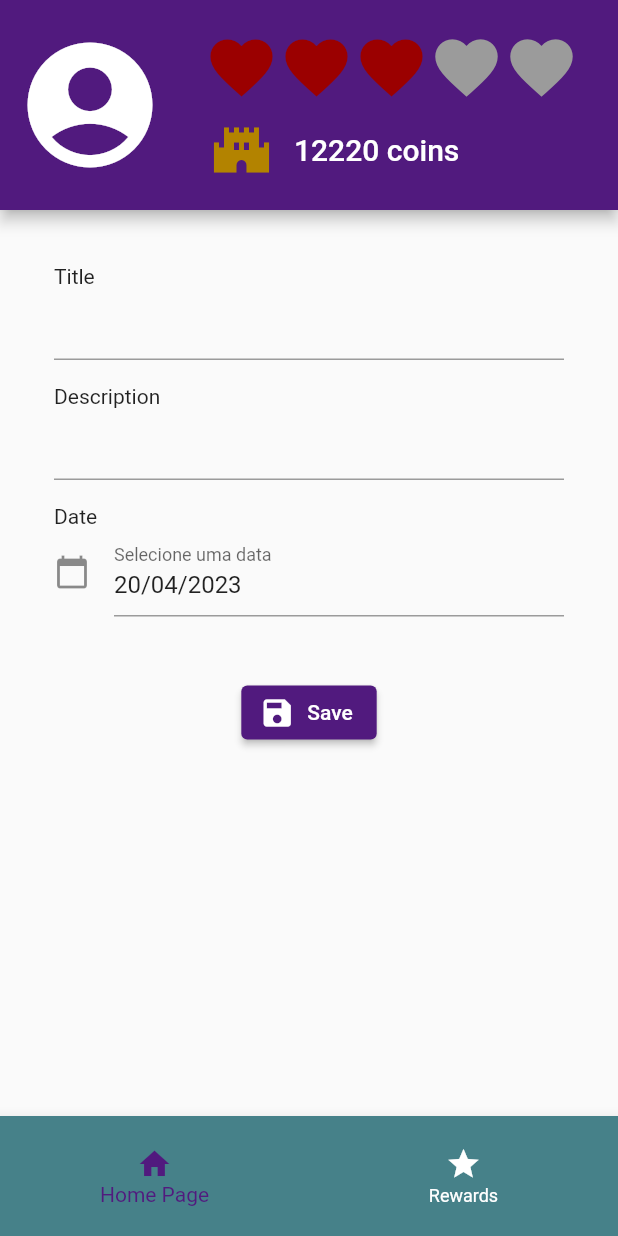
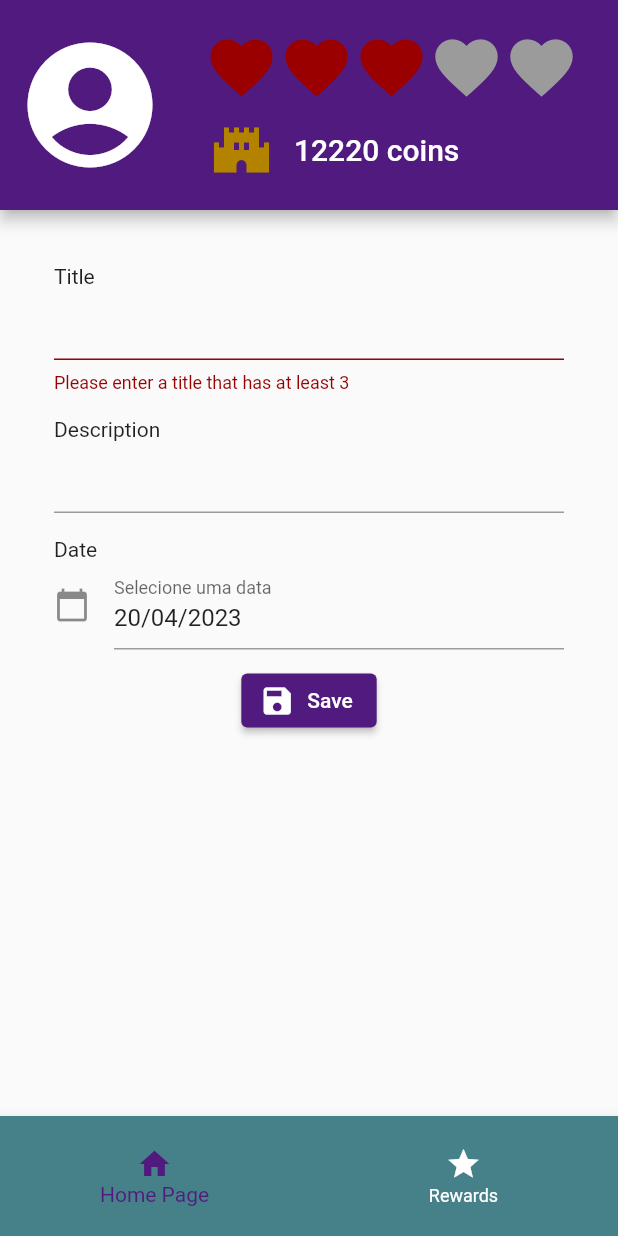
Before and after one commit to camila-fukuda/ryc_desafio_do_modulo_basico, a Flutter app: the screen it shows after launch, after a tap on the "add circle" icon, after a tap on "Save", on a phone screen of 412 x 824 dp. Run offline on Flutter 3.47's test engine with Material 2 defaults, Android fonts, the light colour scheme and no system bars; our stand-ins replace font_awesome_flutter.

Commit message:
salvando na lista mas erro ao renderizar.

```diff
--- a/lib/components/task_form.dart
+++ b/lib/components/task_form.dart
@@ -1,5 +1,7 @@
 import 'package:flutter/material.dart';
 import 'package:intl/intl.dart';
+import 'package:provider/provider.dart';
+import 'package:ryc_desafio_do_modulo_basico/models/task_list.dart';
 
 class TaskForm extends StatefulWidget {
   final Function() goToDashboard;
@@ -18,8 +20,32 @@ class _TaskFormState extends State<TaskForm> {
 
   @override
   Widget build(BuildContext context) {
+    final TaskList taskList = Provider.of(context);
+
     void saveForm() {
       print('save form');
+
+      print('length before: ${taskList.taskCount}');
+
+      final isValid = formKey.currentState?.validate() ?? false;
+
+      if (!isValid) {
+        return;
+      }
+
+      formKey.currentState?.save();
+
+      Provider.of<TaskList>(
+        context,
+        listen: false,
+      ).addTask({
+        'title': formData['title'] as String,
+        'description': formData['description'] as String,
+        'limitDate': formData['limitDate'] as DateTime
+      });
+
+      print('length after: ${taskList.taskCount}');
+      // print(taskList.tasks.toList()[11].limitDate);
     }
 
     pressShowDatePicker() {
@@ -34,17 +60,20 @@ class _TaskFormState extends State<TaskForm> {
           return;
         }
         setState(() {
-          print('pickedDate ${DateFormat('dd/MM/y').format(pickedDate)}');
+          print('pickedDate ${pickedDate}');
           formData['limitDate'] = pickedDate;
           dateController.text = DateFormat('dd/MM/y').format(pickedDate);
         });
       });
     }
 
-    return Form(
+    return Align(
+      alignment: Alignment.topCenter,
+      child: Form(
         key: formKey,
         child: Padding(
           padding: const EdgeInsets.all(16.0),
+          child: SingleChildScrollView(
             child: Column(
               crossAxisAlignment: CrossAxisAlignment.start,
               children: [
@@ -52,7 +81,9 @@ class _TaskFormState extends State<TaskForm> {
                 TextFormField(
                   initialValue: widget.newTaskTitle,
                   validator: (title) {
-                if (title == null || title.isEmpty || title.trim().length < 3) {
+                    if (title == null ||
+                        title.isEmpty ||
+                        title.trim().length < 3) {
                       return 'Please enter a title that has at least 3';
                     }
                     return null;
@@ -79,7 +110,7 @@ class _TaskFormState extends State<TaskForm> {
                 Align(
                   alignment: Alignment.center,
                   child: Padding(
-                padding: const EdgeInsets.only(top: 40),
+                    padding: const EdgeInsets.only(top: 10),
                     child: ElevatedButton.icon(
                       onPressed: saveForm,
                       icon: const Icon(Icons.save),
@@ -90,6 +121,8 @@ class _TaskFormState extends State<TaskForm> {
               ],
             ),
           ),
+        ),
+      ),
     );
   }
 }
--- a/lib/components/task_item.dart
+++ b/lib/components/task_item.dart
@@ -57,14 +57,15 @@ class TaskItem extends StatelessWidget {
             padding: const EdgeInsets.only(left: 10),
             child: Column(
               crossAxisAlignment: CrossAxisAlignment.end,
-              children: [
-                const Text(
+              children: const [
+                Text(
                   'DAYS LEFT',
                   style: TextStyle(color: Colors.grey),
                 ),
                 Text(
-                  '${daysLeft(task)}',
-                  style: const TextStyle(color: Colors.grey),
+                  '11',
+                  // '${daysLeft(task)}',
+                  style: TextStyle(color: Colors.grey),
                 ),
               ],
             ),
--- a/lib/main.dart
+++ b/lib/main.dart
@@ -1,4 +1,6 @@
 import 'package:flutter/material.dart';
+import 'package:provider/provider.dart';
+import 'package:ryc_desafio_do_modulo_basico/models/task_list.dart';
 import 'package:ryc_desafio_do_modulo_basico/pages/home_page.dart';
 import 'package:ryc_desafio_do_modulo_basico/pages/rewards_page.dart';
 import 'package:ryc_desafio_do_modulo_basico/utils/app_routes.dart';
@@ -17,7 +19,13 @@ class MyApp extends StatefulWidget {
 class _MyAppState extends State<MyApp> {
   @override
   Widget build(BuildContext context) {
-    return MaterialApp(
+    return MultiProvider(
+      providers: [
+        ChangeNotifierProvider(
+          create: (_) => TaskList(),
+        ),
+      ],
+      child: MaterialApp(
         title: 'Flutter Demo',
         theme: ThemeData(
             colorScheme: ColorScheme.fromSwatch().copyWith(
@@ -27,9 +35,10 @@ class _MyAppState extends State<MyApp> {
           error: const Color.fromARGB(255, 150, 1, 1),
         )),
         routes: {
-        AppRoutes.HOME: (ctx) => HomePage(),
+          AppRoutes.HOME: (ctx) => const HomePage(),
           AppRoutes.REWARDS: (ctx) => const RewardsPage()
         },
+      ),
     );
   }
 }
--- a/lib/models/task_list.dart
+++ b/lib/models/task_list.dart
@@ -7,7 +7,7 @@ import 'package:ryc_desafio_do_modulo_basico/models/task.dart';
 class TaskList with ChangeNotifier {
   final List<Task> _taskList = dummyTasks;
 
-  List<Task> get items => [..._taskList];
+  List<Task> get tasks => [..._taskList];
 
   void addTask(Map<String, Object> newTask) {
     String newId = Random().nextDouble().toString();
@@ -24,5 +24,11 @@ class TaskList with ChangeNotifier {
     );
 
     _taskList.add(taskToAdd);
+
+    notifyListeners();
+  }
+
+  int get taskCount {
+    return _taskList.length;
   }
 }
--- a/lib/pages/dashboard_page.dart
+++ b/lib/pages/dashboard_page.dart
@@ -1,8 +1,10 @@
 import 'package:flutter/material.dart';
+import 'package:provider/provider.dart';
 import 'package:ryc_desafio_do_modulo_basico/components/dashboard.dart';
 import 'package:ryc_desafio_do_modulo_basico/components/task_form.dart';
 import 'package:ryc_desafio_do_modulo_basico/data/dummy_data.dart';
 import 'package:ryc_desafio_do_modulo_basico/models/task.dart';
+import 'package:ryc_desafio_do_modulo_basico/models/task_list.dart';
 
 class DashboardPage extends StatefulWidget {
   const DashboardPage({super.key});
--- a/pubspec.yaml
+++ b/pubspec.yaml
@@ -31,6 +31,7 @@ dependencies:
   flutter:
     sdk: flutter
   font_awesome_flutter: ^8.8.1
+  provider: ^6.0.3
 
   # The following adds the Cupertino Icons font to your application.
   # Use with the CupertinoIcons class for iOS style icons.
```
Also changed, not shown: pubspec.lock. Lines whose indentation alone changed are shown as unchanged.
